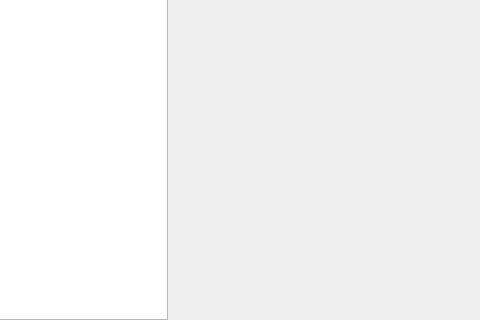
Qt form qgis/src/ui/qgsuniquevaluedialogbase.ui (sourcepole/qgis) before a commit; both pictures show x 88 to 568 and y 88 to 408 of the 568 by 408 pixel window.
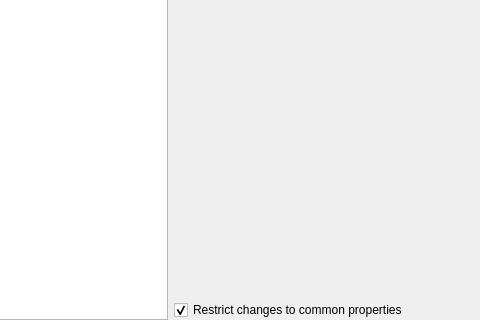
The same form after that commit.

Commit message: [FEATURE] make restriction to change only common properties of unique value classes optional (fixes #1703)

```diff
--- a/qgis/src/ui/qgsuniquevaluedialogbase.ui
+++ b/qgis/src/ui/qgsuniquevaluedialogbase.ui
@@ -124,7 +124,7 @@
      </item>
     </layout>
    </item>
-   <item row="2" column="0" >
+   <item row="2" column="0" rowspan="2" >
     <widget class="QListWidget" name="mClassListWidget" >
      <property name="sizePolicy" >
       <sizepolicy vsizetype="Expanding" hsizetype="Minimum" >
@@ -146,6 +146,16 @@
      <widget class="QWidget" name="page_2" />
     </widget>
    </item>
+   <item row="3" column="1">
+    <widget class="QCheckBox" name="mCommonPropertyLock">
+     <property name="text">
+      <string>Restrict changes to common properties</string>
+     </property>
+     <property name="checked">
+      <bool>true</bool>
+     </property>
+    </widget>
+   </item>
   </layout>
  </widget>
  <layoutdefault spacing="6" margin="11" />
```
The commit also changes 1 other file.
